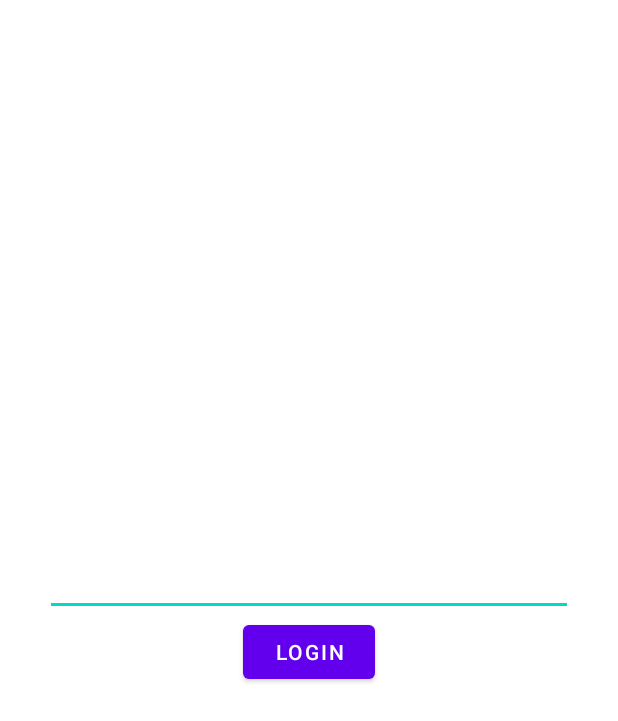
After one commit to lexusshatov/CardGame, an Android app: the layout fragment_login.xml on its own in the app's theme, with its tools: preview values and no code run, on a phone screen of 412 x 824 dp. The commit adds this screen. Shown: the top 721 px of the screen. Run offline under Robolectric (Android 15) with nearby library versions, the phone set to English and light mode, and no system bars.

Commit message:
Login screen

```diff
--- /dev/null
+++ b/app/src/main/java/com/mouse/cardgame/core/UserRepository.kt
@@ -0,0 +1,6 @@
+package com.mouse.cardgame.core
+
+interface UserRepository {
+    fun getUsername(): String
+    fun setUsername(username: String)
+}
--- a/app/src/main/java/com/mouse/cardgame/data/User.kt
+++ b/app/src/main/java/com/mouse/cardgame/data/User.kt
@@ -7,8 +7,7 @@ import androidx.room.PrimaryKey
 @Entity
 data class User(
     @PrimaryKey
-    @ColumnInfo(name = "uid") val uid: String,
     @ColumnInfo(name = "name") val name: String,
-    @ColumnInfo(name = "lvl") val lvl: Int,
-    @ColumnInfo(name = "experience") val experience: Long,
+    @ColumnInfo(name = "lvl") val lvl: Int = 1,
+    @ColumnInfo(name = "experience") val experience: Long = 0,
 )
--- a/app/src/main/java/com/mouse/cardgame/ui/HomeFragment.kt
+++ b/app/src/main/java/com/mouse/cardgame/ui/home/HomeFragment.kt
@@ -1,4 +1,4 @@
-package com.mouse.cardgame.ui
+package com.mouse.cardgame.ui.home
 
 import android.os.Bundle
 import android.view.View
@@ -15,5 +15,9 @@ class HomeFragment : Fragment(R.layout.fragment_home) {
         super.onViewCreated(view, savedInstanceState)
         binding.lvl.text = "2"
         binding.lvlProgress.progress = 45
+
+        binding.lvlUp.setOnClickListener {
+
+        }
     }
 }
--- a/app/src/main/res/layout/activity_main.xml
+++ b/app/src/main/res/layout/activity_main.xml
@@ -15,7 +15,7 @@
         android:layout_height="0dp"
         android:layout_weight="1"
         app:defaultNavHost="true"
-        app:navGraph="@navigation/nav_graph" />
+        app:navGraph="@navigation/login_graph" />
 
     <com.google.android.material.bottomnavigation.BottomNavigationView
         android:id="@+id/bottom_nav"
--- /dev/null
+++ b/app/src/main/res/layout/fragment_login.xml
@@ -0,0 +1,27 @@
+<?xml version="1.0" encoding="utf-8"?>
+<LinearLayout xmlns:android="http://schemas.android.com/apk/res/android"
+    xmlns:app="http://schemas.android.com/apk/res-auto"
+    xmlns:tools="http://schemas.android.com/tools"
+    android:layout_width="match_parent"
+    android:layout_height="wrap_content"
+    android:layout_gravity="center"
+    android:background="@color/white"
+    android:orientation="vertical">
+
+    <androidx.appcompat.widget.AppCompatEditText
+        android:id="@+id/appCompatEditText"
+        android:layout_width="match_parent"
+        android:layout_height="wrap_content"
+        android:layout_marginHorizontal="30dp"
+        app:layout_constraintBottom_toBottomOf="parent"
+        app:layout_constraintTop_toTopOf="parent"
+        tools:layout_editor_absoluteX="30dp" />
+
+    <Button
+        android:id="@+id/login"
+        android:layout_width="wrap_content"
+        android:layout_height="wrap_content"
+        android:layout_gravity="center"
+        android:text="LOGIN" />
+
+</LinearLayout>
--- a/app/src/main/res/navigation/nav_graph.xml
+++ b/app/src/main/res/navigation/nav_graph.xml
@@ -12,7 +12,7 @@
         tools:layout="@layout/activity_main" />
     <fragment
         android:id="@+id/home"
-        android:name="com.mouse.cardgame.ui.HomeFragment"
+        android:name="com.mouse.cardgame.ui.home.HomeFragment"
         tools:layout="@layout/fragment_home"
         android:label="HomeFragment" />
 </navigation>
```
Also changed, not shown: app/src/main/java/com/mouse/cardgame/core/NarutoDao.kt (+17 -5 lines), app/src/main/java/com/mouse/cardgame/core/UserPreferences.kt (added, +32 -0 lines), app/src/main/java/com/mouse/cardgame/di/BindsModule.kt (added, +16 -0 lines), app/src/main/java/com/mouse/cardgame/ui/home/HomeViewModel.kt (added, +14 -0 lines), app/src/main/java/com/mouse/cardgame/ui/login/LoginFragment.kt (added, +31 -0 lines), app/src/main/java/com/mouse/cardgame/ui/login/LoginViewModel.kt (added, +49 -0 lines), app/src/main/res/navigation/login_graph.xml (added, +16 -0 lines).
